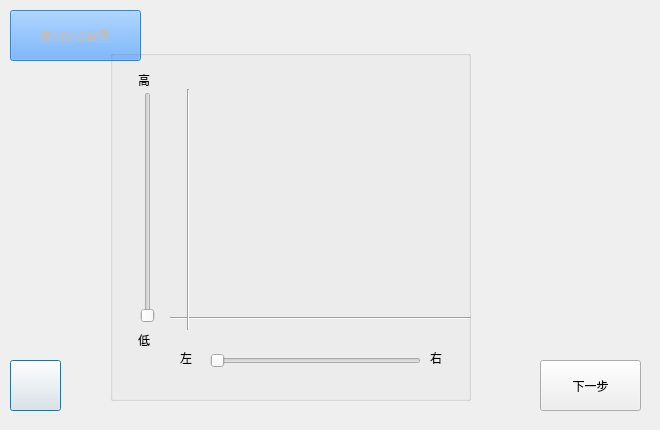
This is front_adas_setting.ui in jjzhang166/DvrUI as Qt 5 draws it before an edit. The edited form follows.
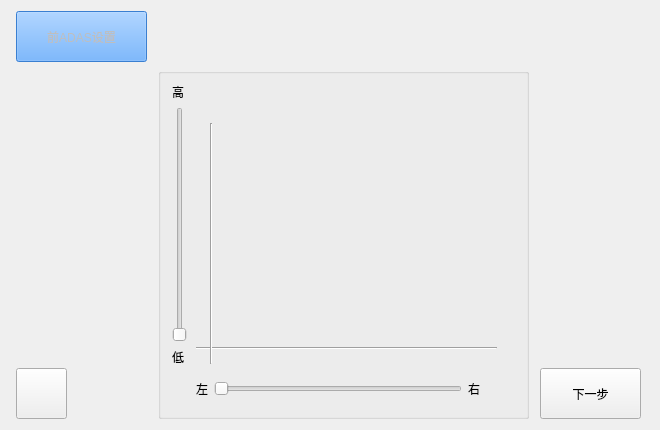
This is the edited form. Icons and pictures are not drawn.

Patch:
```diff
--- a/front_adas_setting.ui
+++ b/front_adas_setting.ui
@@ -13,49 +13,23 @@
   <property name="windowTitle">
    <string>Dialog</string>
   </property>
-  <widget class="QPushButton" name="returnButton">
-   <property name="geometry">
-    <rect>
-     <x>10</x>
-     <y>360</y>
-     <width>51</width>
-     <height>51</height>
-    </rect>
-   </property>
-   <property name="styleSheet">
-    <string notr="true">background-image:url(:/image/image/return.png)</string>
-   </property>
-   <property name="text">
-    <string/>
-   </property>
-  </widget>
-  <widget class="QPushButton" name="tittleButton">
-   <property name="geometry">
-    <rect>
-     <x>540</x>
-     <y>360</y>
-     <width>101</width>
-     <height>51</height>
-    </rect>
-   </property>
-   <property name="styleSheet">
-    <string notr="true">font: 75 10pt &quot;微软雅黑&quot;;</string>
-   </property>
-   <property name="text">
-    <string>下一步</string>
-   </property>
-  </widget>
+  <layout class="QGridLayout" name="gridLayout_4">
+   <item row="0" column="0">
   <widget class="QPushButton" name="nextButton">
    <property name="enabled">
     <bool>false</bool>
    </property>
-   <property name="geometry">
-    <rect>
-     <x>10</x>
-     <y>10</y>
+     <property name="minimumSize">
+      <size>
      <width>131</width>
      <height>51</height>
-    </rect>
+      </size>
+     </property>
+     <property name="maximumSize">
+      <size>
+       <width>131</width>
+       <height>51</height>
+      </size>
    </property>
    <property name="styleSheet">
     <string notr="true">background-color:rgb(71, 154, 255)</string>
@@ -64,25 +38,88 @@
     <string>前ADAS设置</string>
    </property>
   </widget>
+   </item>
+   <item row="0" column="1" colspan="2">
+    <spacer name="horizontalSpacer_2">
+     <property name="orientation">
+      <enum>Qt::Horizontal</enum>
+     </property>
+     <property name="sizeHint" stdset="0">
+      <size>
+       <width>481</width>
+       <height>20</height>
+      </size>
+     </property>
+    </spacer>
+   </item>
+   <item row="1" column="0">
+    <spacer name="verticalSpacer_2">
+     <property name="orientation">
+      <enum>Qt::Vertical</enum>
+     </property>
+     <property name="sizeHint" stdset="0">
+      <size>
+       <width>20</width>
+       <height>295</height>
+      </size>
+     </property>
+    </spacer>
+   </item>
+   <item row="1" column="1" rowspan="2">
   <widget class="QGroupBox" name="groupBox">
-   <property name="geometry">
-    <rect>
-     <x>110</x>
-     <y>50</y>
-     <width>361</width>
+     <property name="minimumSize">
+      <size>
+       <width>371</width>
      <height>351</height>
-    </rect>
+      </size>
+     </property>
+     <property name="maximumSize">
+      <size>
+       <width>371</width>
+       <height>351</height>
+      </size>
    </property>
    <property name="title">
     <string/>
    </property>
+     <layout class="QGridLayout" name="gridLayout_3" rowstretch="8,1" columnstretch="1,9,1">
+      <item row="0" column="0">
+       <layout class="QGridLayout" name="gridLayout_2">
+        <item row="0" column="0">
+         <widget class="QLabel" name="highLabel">
+          <property name="styleSheet">
+           <string notr="true">font: 75 10pt &quot;微软雅黑&quot;;</string>
+          </property>
+          <property name="text">
+           <string>高</string>
+          </property>
+         </widget>
+        </item>
+        <item row="1" column="0">
+         <widget class="QSlider" name="high_low_Slider">
+          <property name="orientation">
+           <enum>Qt::Vertical</enum>
+          </property>
+         </widget>
+        </item>
+        <item row="2" column="0">
+         <widget class="QLabel" name="lowLabel">
+          <property name="text">
+           <string>低</string>
+          </property>
+         </widget>
+        </item>
+       </layout>
+      </item>
+      <item row="0" column="1" colspan="2">
+       <widget class="QWidget" name="widget" native="true">
    <widget class="Line" name="HorizontalLine">
     <property name="geometry">
      <rect>
-      <x>60</x>
+           <x>0</x>
       <y>260</y>
       <width>301</width>
-      <height>16</height>
+           <height>10</height>
      </rect>
     </property>
     <property name="styleSheet">
@@ -96,9 +133,9 @@
    <widget class="Line" name="VerticelLine">
     <property name="geometry">
      <rect>
-      <x>70</x>
-      <y>39</y>
-      <width>16</width>
+           <x>10</x>
+           <y>40</y>
+           <width>10</width>
       <height>241</height>
      </rect>
     </property>
@@ -109,88 +146,129 @@
      <enum>Qt::Vertical</enum>
     </property>
    </widget>
-   <widget class="QSlider" name="left_right_Slider">
-    <property name="geometry">
-     <rect>
-      <x>100</x>
-      <y>300</y>
-      <width>211</width>
-      <height>21</height>
-     </rect>
-    </property>
-    <property name="orientation">
-     <enum>Qt::Horizontal</enum>
-    </property>
-   </widget>
+       </widget>
+      </item>
+      <item row="1" column="0">
+       <spacer name="verticalSpacer">
+        <property name="orientation">
+         <enum>Qt::Vertical</enum>
+        </property>
+        <property name="sizeHint" stdset="0">
+         <size>
+          <width>20</width>
+          <height>33</height>
+         </size>
+        </property>
+       </spacer>
+      </item>
+      <item row="1" column="1">
+       <layout class="QGridLayout" name="gridLayout">
+        <item row="0" column="0">
    <widget class="QLabel" name="leftLabel">
-    <property name="geometry">
-     <rect>
-      <x>70</x>
-      <y>300</y>
-      <width>21</width>
-      <height>16</height>
-     </rect>
-    </property>
     <property name="text">
      <string>左</string>
     </property>
    </widget>
+        </item>
+        <item row="0" column="1">
+         <widget class="QSlider" name="left_right_Slider">
+          <property name="orientation">
+           <enum>Qt::Horizontal</enum>
+          </property>
+         </widget>
+        </item>
+        <item row="0" column="2">
    <widget class="QLabel" name="rightLabel">
-    <property name="geometry">
-     <rect>
-      <x>320</x>
-      <y>300</y>
-      <width>21</width>
-      <height>16</height>
-     </rect>
-    </property>
     <property name="text">
      <string>右</string>
     </property>
    </widget>
-   <widget class="QLabel" name="lowLabel">
-    <property name="geometry">
-     <rect>
-      <x>28</x>
-      <y>282</y>
-      <width>21</width>
-      <height>16</height>
-     </rect>
-    </property>
-    <property name="text">
-     <string>低</string>
-    </property>
-   </widget>
-   <widget class="QSlider" name="high_low_Slider">
-    <property name="geometry">
-     <rect>
-      <x>28</x>
-      <y>42</y>
-      <width>20</width>
-      <height>231</height>
-     </rect>
-    </property>
+        </item>
+       </layout>
+      </item>
+      <item row="1" column="2">
+       <spacer name="horizontalSpacer">
+        <property name="orientation">
+         <enum>Qt::Horizontal</enum>
+        </property>
+        <property name="sizeHint" stdset="0">
+         <size>
+          <width>28</width>
+          <height>20</height>
+         </size>
+        </property>
+       </spacer>
+      </item>
+     </layout>
+     <zorder>widget</zorder>
+     <zorder>left_right_Slider</zorder>
+     <zorder>leftLabel</zorder>
+     <zorder>rightLabel</zorder>
+     <zorder>lowLabel</zorder>
+     <zorder>high_low_Slider</zorder>
+     <zorder>highLabel</zorder>
+     <zorder>verticalSpacer</zorder>
+     <zorder>horizontalSpacer</zorder>
+    </widget>
+   </item>
+   <item row="1" column="2">
+    <spacer name="verticalSpacer_3">
     <property name="orientation">
      <enum>Qt::Vertical</enum>
     </property>
-   </widget>
-   <widget class="QLabel" name="highLabel">
-    <property name="geometry">
-     <rect>
-      <x>28</x>
-      <y>22</y>
-      <width>21</width>
-      <height>16</height>
-     </rect>
+     <property name="sizeHint" stdset="0">
+      <size>
+       <width>20</width>
+       <height>295</height>
+      </size>
+     </property>
+    </spacer>
+   </item>
+   <item row="2" column="0">
+    <widget class="QPushButton" name="returnButton">
+     <property name="minimumSize">
+      <size>
+       <width>51</width>
+       <height>51</height>
+      </size>
+     </property>
+     <property name="maximumSize">
+      <size>
+       <width>51</width>
+       <height>51</height>
+      </size>
+     </property>
+     <property name="styleSheet">
+      <string notr="true">background-image:url(:/image/image/return.png)</string>
+     </property>
+     <property name="text">
+      <string/>
+     </property>
+    </widget>
+   </item>
+   <item row="2" column="2">
+    <widget class="QPushButton" name="tittleButton">
+     <property name="minimumSize">
+      <size>
+       <width>101</width>
+       <height>51</height>
+      </size>
+     </property>
+     <property name="maximumSize">
+      <size>
+       <width>101</width>
+       <height>51</height>
+      </size>
     </property>
     <property name="styleSheet">
      <string notr="true">font: 75 10pt &quot;微软雅黑&quot;;</string>
     </property>
     <property name="text">
-     <string>高</string>
-    </property>
-   </widget>
-  </widget>
+      <string>下一步</string>
+     </property>
+    </widget>
+   </item>
+  </layout>
  </widget>
  <resources/>
  <connections/>
```
Lines whose indentation alone changed are shown as unchanged.
